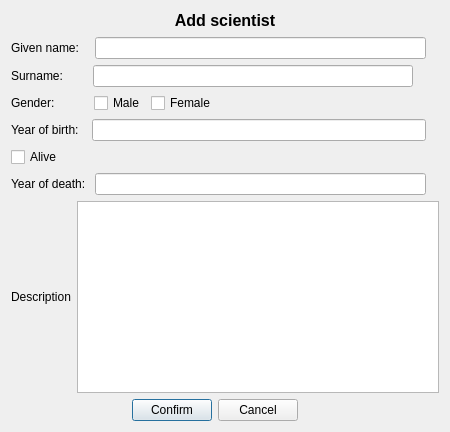
sabbisun/Vika3nytt, file Vika3nytt/dialogaddsci.ui: the form before one commit.
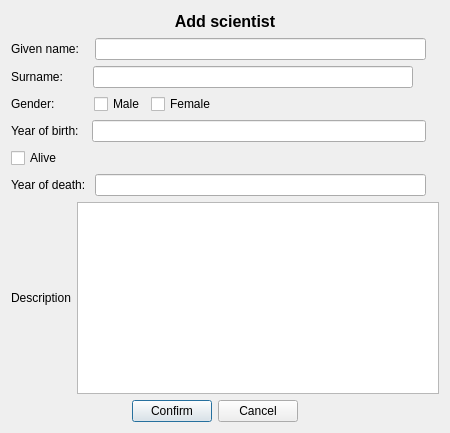
The form after the commit. Icons and pictures are not drawn.

The edit to the form file:
```diff
--- a/Vika3nytt/dialogaddsci.ui
+++ b/Vika3nytt/dialogaddsci.ui
@@ -7,7 +7,7 @@
     <x>0</x>
     <y>0</y>
     <width>450</width>
-    <height>432</height>
+    <height>433</height>
    </rect>
   </property>
   <property name="font">
```
Left out of the diff: 10 changed lines with no effect on the pictures.
